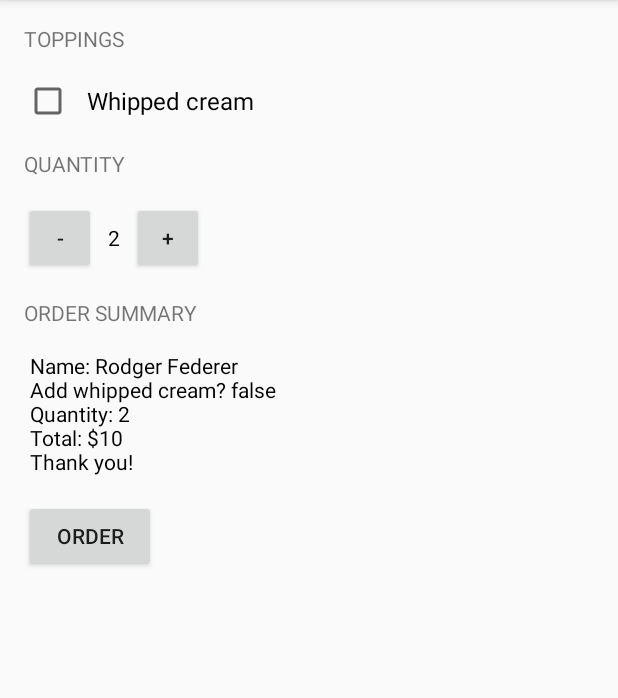
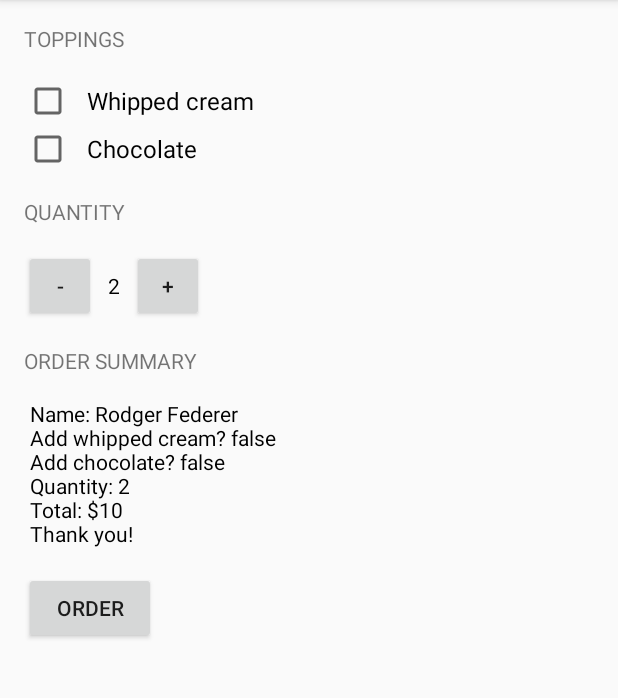
Before and after one commit to djmgeneseo/Just-Java, an Android app: the screen it shows after launch (MainActivity), after a tap on "ORDER", on a phone screen of 412 x 824 dp, the part 84-782 px from its top. Run offline under Robolectric (Android 15) with nearby library versions, the phone set to English and light mode, and no system bars.

Commit message:
add chocolate

```diff
--- a/app/src/main/java/com/example/android/justjava/MainActivity.java
+++ b/app/src/main/java/com/example/android/justjava/MainActivity.java
@@ -52,7 +52,10 @@ public class MainActivity extends AppCompatActivity {
         CheckBox whippedCreamCheckBox = (CheckBox) findViewById(R.id.whipped_cream);
         boolean hasWhippedCream = whippedCreamCheckBox.isChecked();
 
-        displayMessage(createOrderSummary(calculatePrice(quantity, 5),hasWhippedCream));
+        CheckBox chocolateCheckBox = (CheckBox) findViewById(R.id.chocolate);
+        boolean hasChocolate = chocolateCheckBox.isChecked();
+
+        displayMessage(createOrderSummary(calculatePrice(quantity, 5),hasWhippedCream, hasChocolate));
     }
 
     /**
@@ -71,9 +74,10 @@ public class MainActivity extends AppCompatActivity {
      *
      * @param price = number of cups of coffee
      */
-    private String createOrderSummary(int price, boolean hasWhippedCream) {
+    private String createOrderSummary(int price, boolean hasWhippedCream, boolean hasChocolate) {
         String orderSummary = "Name: Rodger Federer";
         orderSummary = orderSummary + "\nAdd whipped cream? " + hasWhippedCream;
+        orderSummary = orderSummary + "\nAdd chocolate? " + hasChocolate;
         orderSummary = orderSummary + "\nQuantity: " + quantity;
         orderSummary = orderSummary + "\nTotal: $" + price;
         orderSummary = orderSummary + "\nThank you!";
--- a/app/src/main/res/layout/activity_main.xml
+++ b/app/src/main/res/layout/activity_main.xml
@@ -25,6 +25,15 @@
             android:layout_width="wrap_content"
             android:layout_height="wrap_content"
             android:text="Whipped cream"
+            android:textSize="16dp"
+            android:layout_marginLeft="16dp"
+            android:paddingLeft="10dp" />
+
+        <CheckBox
+            android:id="@+id/chocolate"
+            android:layout_width="wrap_content"
+            android:layout_height="wrap_content"
+            android:text="Chocolate"
             android:textSize="16dp"
             android:layout_marginLeft="16dp"
             android:paddingLeft="10dp" />
```
